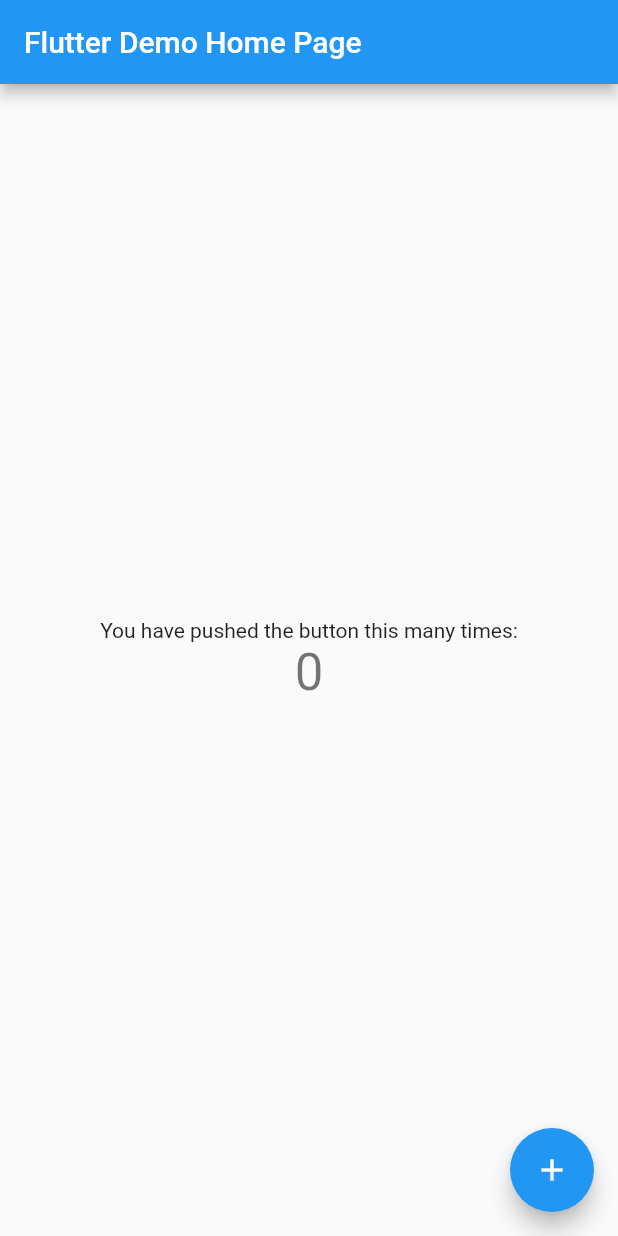
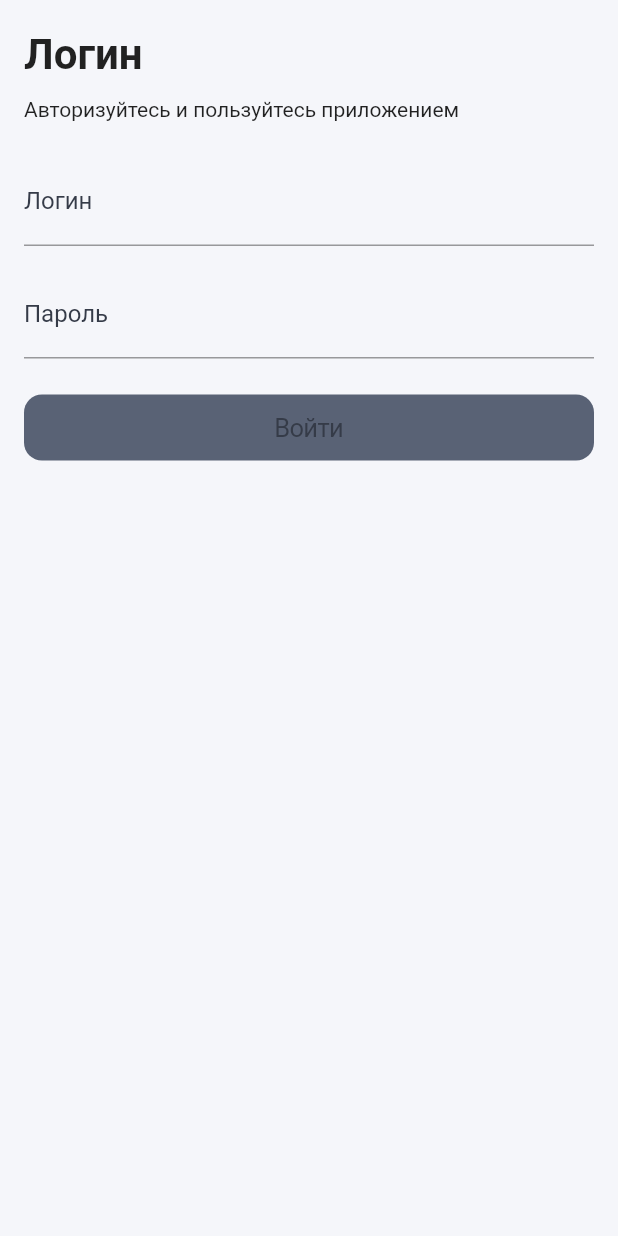
Before and after one commit to SanzharM/task_manager, a Flutter app: the screen it shows after launch, on a phone screen of 412 x 824 dp. Run offline on Flutter 3.47's test engine with Material 2 defaults, Android fonts, the phone set to English and light mode, and no system bars; our stand-ins replace shared_preferences; Roboto replaces fonts that are missing (Cuprum).

Commit message:
initial commit

```diff
--- /dev/null
+++ b/lib/core/app_colors.dart
@@ -0,0 +1,35 @@
+import 'package:flutter/material.dart';
+
+class AppColors {
+  static const white = Colors.white;
+  static const black = Colors.black;
+  static const transparent = Colors.transparent;
+
+  static const snow = Color(0xfff5f6fa);
+  static const metal = Color(0xffdcdde1);
+  static const softRed = Color(0xffe84118);
+  static const deepRed = Color(0xffc23616);
+  static const softGrey = Color(0xff7f8fa6);
+  static const dark = Color(0xff2f3640);
+
+  static const orange = Color(0xfff3a683);
+  static const yellow = Color(0xffccae62);
+  static const grey = Color(0xff596275);
+  // static const darkGrey = Color(0xff303952);
+  static const peach = Color(0xffcc8e35);
+  static const blue = Color(0xff1B1464);
+
+  static const lightGrey = Color(0xfff1f2f6);
+  static const darkGrey = Color(0xff353b48);
+  static const defaultGrey = Color(0xffced6e0);
+
+  static const darkBlue = Color(0xff3742fa);
+  static const lightBlue = Color(0xff1e90ff);
+  static const darkRed = Color(0xffEA2027);
+  static const lightRed = Color(0xffED4C67);
+
+  static const switchOnDark = Color(0xff8cb2e9);
+  static const switchOnLight = Color(0xffa4ccff);
+  static const switchOffDark = Color(0xffe6646e);
+  static const switchOffLight = Color(0xffff8087);
+}
--- /dev/null
+++ b/lib/core/app_theme.dart
@@ -0,0 +1,87 @@
+import 'package:flutter/cupertino.dart';
+import 'package:flutter/material.dart';
+import 'package:task_manager/core/app_colors.dart';
+
+class AppTheme {
+  get darkTheme => ThemeData(
+        scaffoldBackgroundColor: AppColors.darkGrey,
+        bottomAppBarColor: AppColors.darkGrey,
+        appBarTheme: AppBarTheme(
+          brightness: Brightness.dark,
+          color: AppColors.darkGrey,
+          elevation: 0,
+          iconTheme: IconThemeData(color: AppColors.white),
+        ),
+        fontFamily: 'Cuprum',
+        accentColorBrightness: Brightness.dark,
+        primaryColorBrightness: Brightness.dark,
+        inputDecorationTheme: InputDecorationTheme(
+          hintStyle: TextStyle(color: AppColors.grey),
+          labelStyle: TextStyle(color: AppColors.metal),
+        ),
+        textTheme: TextTheme().apply(
+          bodyColor: AppColors.metal,
+          displayColor: AppColors.metal,
+        ),
+        iconTheme: IconThemeData(color: AppColors.snow, size: 24),
+        cupertinoOverrideTheme: NoDefaultCupertinoThemeData(
+          primaryColor: AppColors.snow,
+          scaffoldBackgroundColor: AppColors.darkGrey,
+          brightness: Brightness.dark,
+          textTheme: CupertinoTextThemeData(primaryColor: AppColors.darkGrey),
+        ),
+        primaryColor: AppColors.darkGrey,
+        brightness: Brightness.dark,
+        canvasColor: AppColors.grey,
+        accentColor: AppColors.darkGrey,
+        accentIconTheme: IconThemeData(color: Colors.white),
+      );
+
+  get lightTheme => ThemeData(
+        scaffoldBackgroundColor: AppColors.snow,
+        bottomAppBarColor: AppColors.snow,
+        backgroundColor: AppColors.snow,
+        appBarTheme: AppBarTheme(
+          brightness: Brightness.light,
+          color: AppColors.snow,
+          elevation: 0,
+          iconTheme: IconThemeData(color: AppColors.darkGrey),
+        ),
+        accentColorBrightness: Brightness.light,
+        primaryColorBrightness: Brightness.light,
+        fontFamily: 'Cuprum',
+        inputDecorationTheme: InputDecorationTheme(
+          hintStyle: TextStyle(color: AppColors.darkGrey),
+          labelStyle: TextStyle(color: AppColors.darkGrey),
+        ),
+        textTheme: TextTheme().apply(
+          bodyColor: AppColors.darkGrey,
+          displayColor: AppColors.darkGrey,
+        ),
+        cupertinoOverrideTheme: NoDefaultCupertinoThemeData(
+          primaryColor: AppColors.darkGrey,
+          scaffoldBackgroundColor: AppColors.snow,
+          brightness: Brightness.light,
+          textTheme: CupertinoTextThemeData(primaryColor: AppColors.darkGrey),
+        ),
+        iconTheme: IconThemeData(color: AppColors.darkGrey, size: 24),
+        primaryColor: AppColors.darkGrey,
+        brightness: Brightness.light,
+        canvasColor: AppColors.grey,
+        accentColor: AppColors.snow,
+        accentIconTheme: IconThemeData(color: AppColors.darkGrey),
+      );
+}
+
+class ThemeNotifier with ChangeNotifier {
+  ThemeMode _themeMode;
+
+  ThemeNotifier(this._themeMode);
+
+  getThemeMode() => _themeMode;
+
+  setThemeMode(ThemeMode mode) {
+    _themeMode = mode;
+    notifyListeners();
+  }
+}
--- /dev/null
+++ b/lib/core/application.dart
@@ -0,0 +1,24 @@
+import 'package:shared_preferences/shared_preferences.dart';
+
+class Application {
+  static const _taskManagerToken = 'TaskManagerToken';
+
+  static Future<bool> isAuthorized() async {
+    final _prefs = await SharedPreferences.getInstance();
+    return _prefs.getString(_taskManagerToken) == null;
+  }
+
+  static Future<void> setToken(String? token) async {
+    final _prefs = await SharedPreferences.getInstance();
+    if (token == null) {
+      _prefs.remove(_taskManagerToken);
+      return;
+    }
+    _prefs.setString(_taskManagerToken, token);
+  }
+
+  static Future<String?> getToken() async {
+    final _prefs = await SharedPreferences.getInstance();
+    return _prefs.getString(_taskManagerToken);
+  }
+}
--- /dev/null
+++ b/lib/core/widgets/empty_box.dart
@@ -0,0 +1,12 @@
+import 'package:flutter/material.dart';
+
+class EmptyBox extends StatelessWidget {
+  final double height;
+  final double width;
+  const EmptyBox({this.height = 0, this.width = 0});
+  @override
+  Widget build(BuildContext context) {
+    if (height <= 0 && width <= 0) return Padding(padding: EdgeInsets.zero);
+    return Padding(padding: EdgeInsets.only(right: width, top: height));
+  }
+}
--- a/lib/main.dart
+++ b/lib/main.dart
@@ -1,113 +1,40 @@
 import 'package:flutter/material.dart';
+import 'package:flutter/services.dart';
+import 'package:provider/provider.dart';
+import 'package:task_manager/pages/login_page/login_page.dart';
 
-void main() {
-  runApp(MyApp());
+import 'core/app_theme.dart';
+
+void main() async {
+  StatefulWidget homeScreen = LoginPage();
+  // if (await Application.isAuthorized()) homeScreen = PinPage();
+
+  SystemChrome.setSystemUIOverlayStyle(
+      SystemUiOverlayStyle(statusBarColor: Colors.transparent));
+  // await SystemChrome.setPreferredOrientations([DeviceOrientation.portraitUp]);
+
+  ThemeMode _themeMode = ThemeMode.light;
+  runApp(
+    ChangeNotifierProvider<ThemeNotifier>(
+      create: (BuildContext context) => ThemeNotifier(_themeMode),
+      child: App(homeScreen),
+    ),
+  );
 }
 
-class MyApp extends StatelessWidget {
-  // This widget is the root of your application.
+class App extends StatelessWidget {
+  final Widget homeScreen;
+  App(this.homeScreen);
+
   @override
   Widget build(BuildContext context) {
     return MaterialApp(
-      title: 'Flutter Demo',
-      theme: ThemeData(
-        // This is the theme of your application.
-        //
-        // Try running your application with "flutter run". You'll see the
-        // application has a blue toolbar. Then, without quitting the app, try
-        // changing the primarySwatch below to Colors.green and then invoke
-        // "hot reload" (press "r" in the console where you ran "flutter run",
-        // or simply save your changes to "hot reload" in a Flutter IDE).
-        // Notice that the counter didn't reset back to zero; the application
-        // is not restarted.
-        primarySwatch: Colors.blue,
-      ),
-      home: MyHomePage(title: 'Flutter Demo Home Page'),
+      title: 'TaskManager',
+      debugShowCheckedModeBanner: false,
+      theme: AppTheme().lightTheme,
+      darkTheme: AppTheme().darkTheme,
+      themeMode: Provider.of<ThemeNotifier>(context).getThemeMode(),
+      home: homeScreen,
     );
   }
 }
-
-class MyHomePage extends StatefulWidget {
-  MyHomePage({Key? key, required this.title}) : super(key: key);
-
-  // This widget is the home page of your application. It is stateful, meaning
-  // that it has a State object (defined below) that contains fields that affect
-  // how it looks.
-
-  // This class is the configuration for the state. It holds the values (in this
-  // case the title) provided by the parent (in this case the App widget) and
-  // used by the build method of the State. Fields in a Widget subclass are
-  // always marked "final".
-
-  final String title;
-
-  @override
-  _MyHomePageState createState() => _MyHomePageState();
-}
-
-class _MyHomePageState extends State<MyHomePage> {
-  int _counter = 0;
-
-  void _incrementCounter() {
-    setState(() {
-      // This call to setState tells the Flutter framework that something has
-      // changed in this State, which causes it to rerun the build method below
-      // so that the display can reflect the updated values. If we changed
-      // _counter without calling setState(), then the build method would not be
-      // called again, and so nothing would appear to happen.
-      _counter++;
-    });
-  }
-
-  @override
-  Widget build(BuildContext context) {
-    // This method is rerun every time setState is called, for instance as done
-    // by the _incrementCounter method above.
-    //
-    // The Flutter framework has been optimized to make rerunning build methods
-    // fast, so that you can just rebuild anything that needs updating rather
-    // than having to individually change instances of widgets.
-    return Scaffold(
-      appBar: AppBar(
-        // Here we take the value from the MyHomePage object that was created by
-        // the App.build method, and use it to set our appbar title.
-        title: Text(widget.title),
-      ),
-      body: Center(
-        // Center is a layout widget. It takes a single child and positions it
-        // in the middle of the parent.
-        child: Column(
-          // Column is also a layout widget. It takes a list of children and
-          // arranges them vertically. By default, it sizes itself to fit its
-          // children horizontally, and tries to be as tall as its parent.
-          //
-          // Invoke "debug painting" (press "p" in the console, choose the
-          // "Toggle Debug Paint" action from the Flutter Inspector in Android
-          // Studio, or the "Toggle Debug Paint" command in Visual Studio Code)
-          // to see the wireframe for each widget.
-          //
-          // Column has various properties to control how it sizes itself and
-          // how it positions its children. Here we use mainAxisAlignment to
-          // center the children vertically; the main axis here is the vertical
-          // axis because Columns are vertical (the cross axis would be
-          // horizontal).
-          mainAxisAlignment: MainAxisAlignment.center,
-          children: <Widget>[
-            Text(
-              'You have pushed the button this many times:',
-            ),
-            Text(
-              '$_counter',
-              style: Theme.of(context).textTheme.headline4,
-            ),
-          ],
-        ),
-      ),
-      floatingActionButton: FloatingActionButton(
-        onPressed: _incrementCounter,
-        tooltip: 'Increment',
-        child: Icon(Icons.add),
-      ), // This trailing comma makes auto-formatting nicer for build methods.
-    );
-  }
-}
--- /dev/null
+++ b/lib/pages/login_page/login_page.dart
@@ -0,0 +1,95 @@
+import 'package:flutter/cupertino.dart';
+import 'package:flutter/material.dart';
+import 'package:task_manager/core/app_colors.dart';
+import 'package:task_manager/core/widgets/empty_box.dart';
+
+class LoginPage extends StatefulWidget {
+  const LoginPage({Key? key}) : super(key: key);
+
+  @override
+  _LoginPageState createState() => _LoginPageState();
+}
+
+class _LoginPageState extends State<LoginPage> {
+  String _login = '';
+  String _psswd = '';
+
+  @override
+  void initState() {
+    super.initState();
+  }
+
+  @override
+  Widget build(BuildContext context) {
+    return GestureDetector(
+      onTap: () => FocusScope.of(context).hasFocus
+          ? FocusScope.of(context).unfocus()
+          : null,
+      child: Scaffold(
+        resizeToAvoidBottomInset: false,
+        body: SafeArea(
+          child: LayoutBuilder(
+            builder: (context, constraints) {
+              return ConstrainedBox(
+                constraints: constraints,
+                child: Padding(
+                  padding: const EdgeInsets.symmetric(horizontal: 16.0),
+                  child: SingleChildScrollView(
+                    child: Column(
+                      mainAxisAlignment: MainAxisAlignment.start,
+                      crossAxisAlignment: CrossAxisAlignment.center,
+                      children: [
+                        EmptyBox(height: 20),
+                        const Align(
+                          alignment: Alignment.topLeft,
+                          child: Text(
+                            'Логин',
+                            style: TextStyle(
+                                fontSize: 28, fontWeight: FontWeight.w700),
+                          ),
+                        ),
+                        EmptyBox(height: 12),
+                        const Align(
+                          alignment: Alignment.topLeft,
+                          child: Text(
+                            'Авторизуйтесь и пользуйтесь приложением',
+                            style: TextStyle(fontSize: 14),
+                          ),
+                        ),
+                        EmptyBox(height: 24),
+                        TextFormField(
+                          controller: TextEditingController(text: _login),
+                          onTap: () => setState(() {}),
+                          onChanged: (value) => setState(() => _login = value),
+                          decoration: InputDecoration(labelText: 'Логин'),
+                        ),
+                        EmptyBox(height: 16),
+                        TextFormField(
+                          controller: TextEditingController(text: _psswd),
+                          onTap: () => setState(() {}),
+                          onChanged: (value) => setState(() => _psswd = value),
+                          decoration: InputDecoration(labelText: 'Пароль'),
+                        ),
+                        EmptyBox(height: 24),
+                        Container(
+                          width: constraints.maxWidth,
+                          child: CupertinoButton(
+                            padding: EdgeInsets.zero,
+                            child: const Text('Войти'),
+                            onPressed: () => print('$_login $_psswd'),
+                            color: AppColors.grey,
+                          ),
+                        ),
+                        EmptyBox(height: 20),
+                      ],
+                    ),
+                  ),
+                ),
+              );
+            },
+          ),
+        ),
+      ),
+    );
+  }
+}
--- /dev/null
+++ b/lib/pages/main_page/main_page.dart
@@ -0,0 +1,16 @@
+import 'package:flutter/cupertino.dart';
+import 'package:flutter/material.dart';
+
+class MainPage extends StatefulWidget {
+  const MainPage({Key? key}) : super(key: key);
+
+  @override
+  _MainPageState createState() => _MainPageState();
+}
+
+class _MainPageState extends State<MainPage> {
+  @override
+  Widget build(BuildContext context) {
+    return Scaffold();
+  }
+}
--- /dev/null
+++ b/lib/pages/pin_page/pin_page.dart
@@ -0,0 +1,16 @@
+import 'package:flutter/cupertino.dart';
+import 'package:flutter/material.dart';
+
+class PinPage extends StatefulWidget {
+  @override
+  _PinPageState createState() => _PinPageState();
+}
+
+class _PinPageState extends State<PinPage> {
+  @override
+  Widget build(BuildContext context) {
+    return Scaffold(
+      body: const Text('pin page'),
+    );
+  }
+}
```
Also changed, not shown: pubspec.yaml (+7 -46 lines), pubspec.lock, 1 other file.
